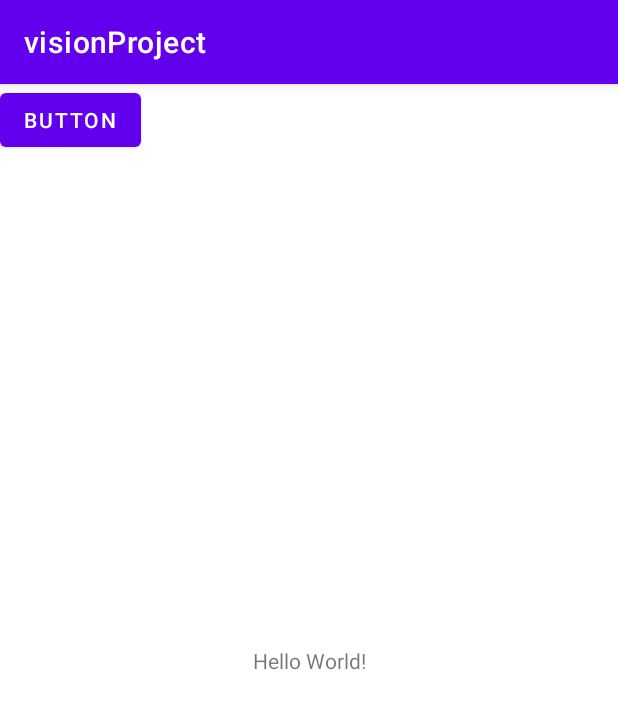
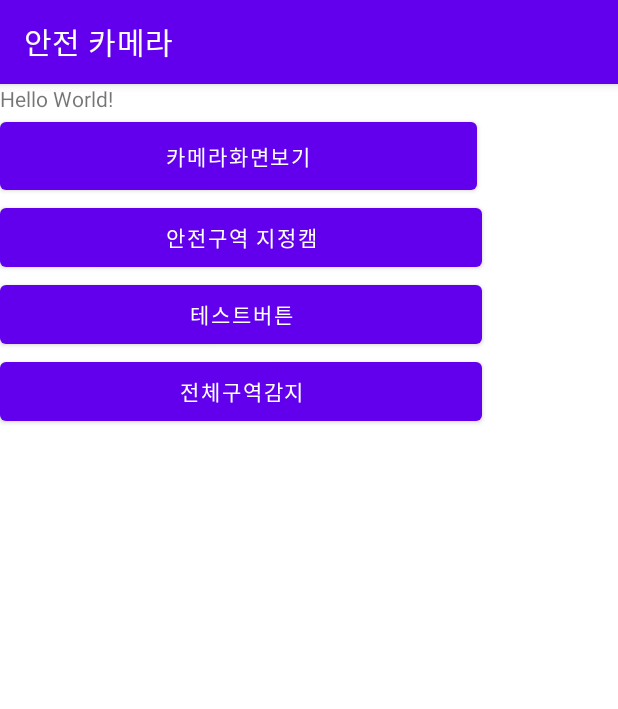
Before and after one commit to Recircle2000/motion_detection_app, an Android app: the screen it shows after launch (MainMenu), on a phone screen of 412 x 824 dp. Shown: the top 709 px of the screen. Run offline under Robolectric (Android 15) with nearby library versions, the phone set to English and light mode, and no system bars; 2 statements that could not run were skipped.

```diff
--- a/app/build.gradle
+++ b/app/build.gradle
@@ -12,6 +12,12 @@ android {
         targetSdk 34
         versionCode 1
         versionName "1.0"
+        ndk {
+            // Specifies the ABI configurations of your native
+            // libraries Gradle should build and package with your app.
+            abiFilters 'x86', 'x86_64', 'armeabi-v7a',
+                    'arm64-v8a'
+        }
 
         testInstrumentationRunner "androidx.test.runner.AndroidJUnitRunner"
     }
--- a/app/src/main/java/com/example/visionproject/MainMenu.java
+++ b/app/src/main/java/com/example/visionproject/MainMenu.java
@@ -1,9 +1,23 @@
 package com.example.visionproject;
 
+import androidx.appcompat.app.AlertDialog;
 import androidx.appcompat.app.AppCompatActivity;
 
+import android.annotation.TargetApi;
+import android.content.DialogInterface;
+import android.content.Intent;
+import android.content.pm.PackageManager;
+import android.os.Build;
 import android.os.Bundle;
+import android.view.View;
+import android.widget.Button;
 import android.widget.TextView;
+
+import androidx.appcompat.app.AppCompatActivity;
+import androidx.annotation.NonNull;
+import androidx.appcompat.app.AlertDialog;
+import androidx.appcompat.app.AppCompatActivity;
+import androidx.core.content.ContextCompat;
 
 import com.example.visionproject.databinding.ActivityMainBinding;
 
@@ -11,21 +25,66 @@ public class MainMenu extends AppCompatActivity {
 
     // Used to load the 'visionproject' library on application startup.
     static {
-        System.loadLibrary("visionproject");
+        System.loadLibrary("opencv_java4");
+        System.loadLibrary("native-lib");
+
     }
 
-    private ActivityMainBinding binding;
 
     @Override
     protected void onCreate(Bundle savedInstanceState) {
         super.onCreate(savedInstanceState);
 
-        binding = ActivityMainBinding.inflate(getLayoutInflater());
-        setContentView(binding.getRoot());
+        setContentView(R.layout.activity_main);
+
+        if (Build.VERSION.SDK_INT >= Build.VERSION_CODES.M) {
+            if (!hasPermissions(PERMISSIONS)) {
+                requestPermissions(PERMISSIONS, PERMISSIONS_REQUEST_CODE);
+            }
+        }
+
+        Button cameraViewButton = findViewById(R.id.CAMERA_VIEW);
+        Button testViewButton = findViewById(R.id.CVTEST);
+        Button SafetyAreaViewButton = findViewById(R.id.SafetyAreaButton);
+        Button AllSafetyAreaViewButton = findViewById(R.id.AllSafety);
+        cameraViewButton.setOnClickListener(new View.OnClickListener(){
+            @Override
+            public void onClick(View view) {
+                Intent intent = new Intent(MainMenu.this, cameraViewActivity.class);
+                intent.putExtra("mode",0);
+                startActivity(intent);
+            }
+        });
+
+        SafetyAreaViewButton.setOnClickListener(new View.OnClickListener(){
+            @Override
+            public void onClick(View view) {
+                Intent intent = new Intent(MainMenu.this, SaferyModeActivity.class);
+                intent.putExtra("mode",2);
+                startActivity(intent);
+            }
+        });
+
+        testViewButton.setOnClickListener(new View.OnClickListener(){
+            @Override
+            public void onClick(View view) {
+                Intent intent = new Intent(MainMenu.this, TestActivity.class);
+                intent.putExtra("mode",3);
+                startActivity(intent);
+            }
+        });
+
+        AllSafetyAreaViewButton.setOnClickListener(new View.OnClickListener(){
+            @Override
+            public void onClick(View view) {
+                Intent intent = new Intent(MainMenu.this, AllSafetyModeActivity.class);
+                intent.putExtra("mode",4);
+                startActivity(intent);
+            }
+        });
 
         // Example of a call to a native method
-        TextView tv = binding.sampleText;
-        tv.setText(stringFromJNI());
+
     }
 
     /**
@@ -33,4 +92,58 @@ public class MainMenu extends AppCompatActivity {
      * which is packaged with this application.
      */
     public native String stringFromJNI();
+
+    static final int PERMISSIONS_REQUEST_CODE = 1000;
+    String[] PERMISSIONS = {"android.permission.CAMERA", "android.permission.READ_EXTERNAL_STORAGE"};
+
+
+    private boolean hasPermissions(String[] permissions) {
+        int result;
+        for (String perms : permissions) {
+            result = ContextCompat.checkSelfPermission(this, perms);
+            if (result == PackageManager.PERMISSION_DENIED) {
+                return false;
+            }
+        }
+        return true;
+    }
+
+    // 불필요
+    @Override
+    public void onRequestPermissionsResult(int requestCode, @NonNull String[] permissions,
+                                           @NonNull int[] grantResults) {
+        super.onRequestPermissionsResult(requestCode, permissions, grantResults);
+
+        switch (requestCode) {
+            case PERMISSIONS_REQUEST_CODE:
+                if (grantResults.length > 0) {
+                    boolean isPermission = grantResults[0] == PackageManager.PERMISSION_GRANTED;
+
+                    if (!isPermission) {
+                        showDialogForPermission("실행을 위해 권한 허가가 필요합니다.");
+                    }
+                }
+                break;
+        }
+    }
+
+
+    @TargetApi(Build.VERSION_CODES.M)
+    private void showDialogForPermission(String msg) {
+        AlertDialog.Builder builder = new AlertDialog.Builder(MainMenu.this);
+        builder.setTitle("알림");
+        builder.setMessage(msg);
+        builder.setCancelable(false);
+        builder.setPositiveButton("예", new DialogInterface.OnClickListener() {
+            public void onClick(DialogInterface dialog, int id) {
+                requestPermissions(PERMISSIONS, PERMISSIONS_REQUEST_CODE);
+            }
+        });
+        builder.setNegativeButton("아니오", new DialogInterface.OnClickListener() {
+            public void onClick(DialogInterface arg0, int arg1) {
+                finish();
+            }
+        });
+        builder.create().show();
+    }
 }
--- a/app/src/main/res/layout/activity_main.xml
+++ b/app/src/main/res/layout/activity_main.xml
@@ -6,22 +6,47 @@
     android:layout_height="match_parent"
     tools:context=".MainMenu">
 
-    <TextView
-        android:id="@+id/sample_text"
-        android:layout_width="wrap_content"
-        android:layout_height="wrap_content"
-        android:text="Hello World!"
-        app:layout_constraintBottom_toBottomOf="parent"
+    <LinearLayout
+        android:layout_width="412dp"
+        android:layout_height="734dp"
+        android:layout_marginStart="16dp"
+        android:layout_marginEnd="16dp"
+        android:orientation="vertical"
+        android:visibility="visible"
         app:layout_constraintEnd_toEndOf="parent"
         app:layout_constraintStart_toStartOf="parent"
-        app:layout_constraintTop_toTopOf="parent" />
+        tools:layout_editor_absoluteY="-1dp">
 
-    <Button
-        android:id="@+id/button"
-        android:layout_width="wrap_content"
-        android:layout_height="wrap_content"
-        android:text="Button"
-        tools:layout_editor_absoluteX="141dp"
-        tools:layout_editor_absoluteY="264dp" />
+        <TextView
+            android:id="@+id/sample_text"
+            android:layout_width="wrap_content"
+            android:layout_height="wrap_content"
+            android:text="Hello World!" />
+
+        <Button
+            android:id="@+id/CAMERA_VIEW"
+            android:layout_width="318dp"
+            android:layout_height="57dp"
+            android:text="카메라화면보기" />
+
+        <Button
+            android:id="@+id/SafetyAreaButton"
+            android:layout_width="321dp"
+            android:layout_height="51dp"
+            android:text="안전구역 지정캠" />
+
+        <Button
+            android:id="@+id/CVTEST"
+            android:layout_width="321dp"
+            android:layout_height="51dp"
+            android:text="테스트버튼" />
+
+        <Button
+            android:id="@+id/AllSafety"
+            android:layout_width="321dp"
+            android:layout_height="51dp"
+            android:text="전체구역감지" />
+
+    </LinearLayout>
 
 </androidx.constraintlayout.widget.ConstraintLayout>
--- a/openCV/build.gradle
+++ b/openCV/build.gradle
@@ -143,6 +143,7 @@ android {
             aidl.srcDirs = ['java/src']
             res.srcDirs = ['java/res']
             manifest.srcFile 'java/AndroidManifest.xml'
+            jni.srcDirs = ['native/jni', 'native/libs/']
         }
     }
 
```
Also changed, not shown: app/src/main/AndroidManifest.xml (+39 -2 lines), app/src/main/cpp/CMakeLists.txt (+4 -3 lines), app/src/main/java/com/example/visionproject/AllSafetyModeActivity.java (added, +23 -0 lines), app/src/main/java/com/example/visionproject/SaferyModeActivity.java (added, +23 -0 lines), app/src/main/java/com/example/visionproject/TestActivity.java (added, +24 -0 lines), app/src/main/java/com/example/visionproject/cameraViewActivity.java (added, +246 -0 lines), app/src/main/res/layout/activity_all_safety_mode.xml (added, +16 -0 lines), app/src/main/res/layout/activity_cameraview.xml (added, +19 -0 lines), app/src/main/res/layout/activity_safery_mode.xml (added, +16 -0 lines), app/src/main/res/layout/activity_test.xml (added, +16 -0 lines), 1 other file.
